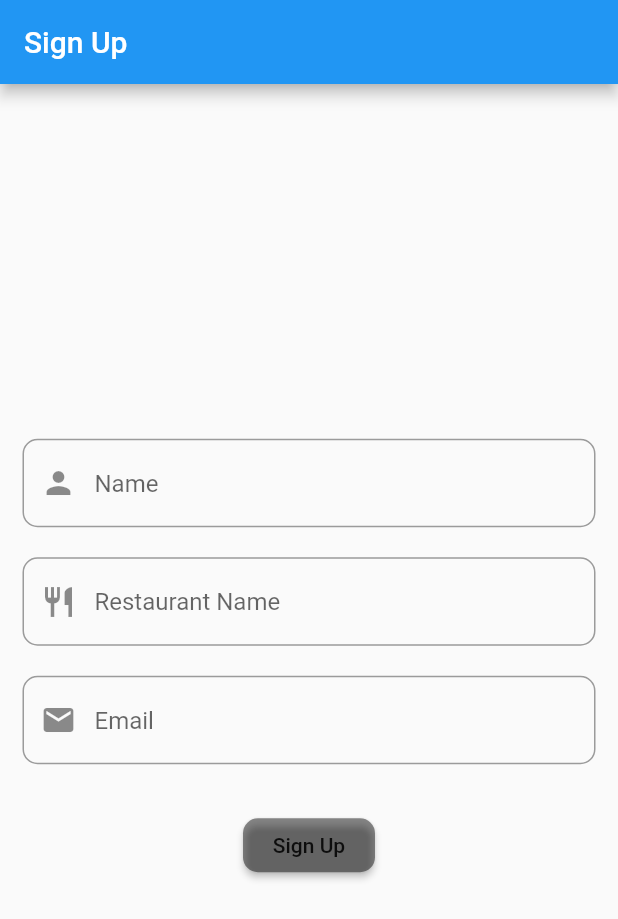
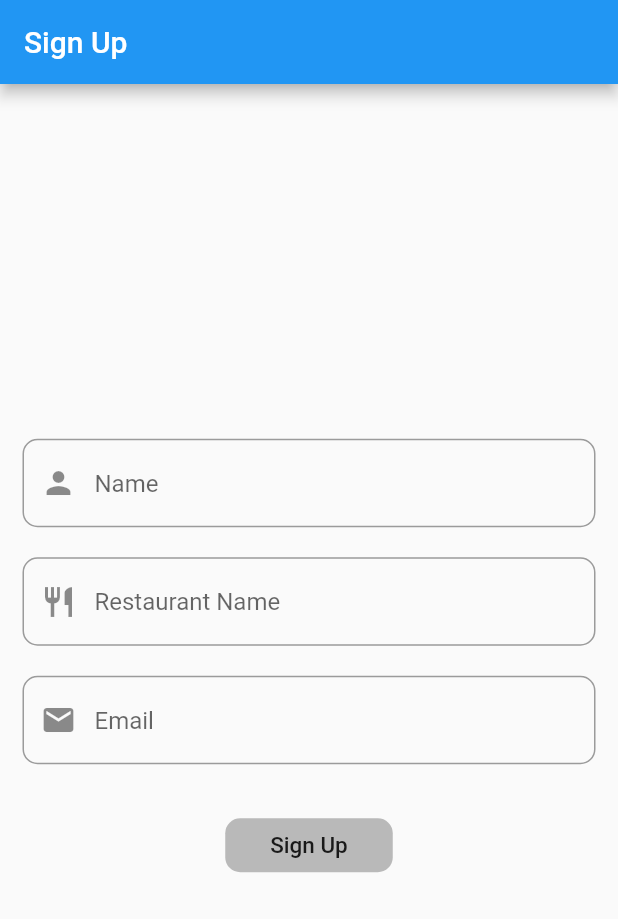
Before and after one commit to yash1200/Petals, a Flutter app: the SignUp screen opened directly, on a phone screen of 412 x 824 dp. Shown: the top 919 px of the screen. Run offline on Flutter 3.47's test engine with Material 2 defaults, Android fonts, the light colour scheme and no system bars; our stand-ins replace firebase_auth, font_awesome_flutter, permission_handler, qr_flutter; missing offline and left inert: qr_code_scanner; accounts and stored records are empty.

Commit message:
UI changes

```diff
--- /dev/null
+++ b/petal_bussiness/lib/Widgets/Constants.dart
@@ -0,0 +1,8 @@
+import 'package:flutter/material.dart';
+
+RoundedRectangleBorder roundedRectangleBorder = RoundedRectangleBorder(
+  borderRadius: BorderRadius.circular(10),
+);
+TextStyle buttonTextStyle = TextStyle(
+  fontSize: 15,
+);
--- /dev/null
+++ b/petal_bussiness/lib/Widgets/CustomFlatButton.dart
@@ -0,0 +1,24 @@
+import 'package:flutter/material.dart';
+
+import 'Constants.dart';
+
+class CustomFlatButton extends StatelessWidget {
+  final text;
+  final onTap;
+
+  CustomFlatButton({this.text, this.onTap});
+
+  @override
+  Widget build(BuildContext context) {
+    return FlatButton(
+      onPressed: onTap,
+      padding: EdgeInsets.fromLTRB(30, 0, 30, 0),
+      child: Text(
+        text,
+        style: buttonTextStyle,
+      ),
+      shape: roundedRectangleBorder,
+      color: Colors.black26,
+    );
+  }
+}
--- a/petal_bussiness/lib/views/EditInfo.dart
+++ b/petal_bussiness/lib/views/EditInfo.dart
@@ -42,6 +42,7 @@ class _EditInfoState extends State<EditInfo> {
           children: [
             TextFormField(
               controller: nameController,
+              textCapitalization: TextCapitalization.words,
               decoration: InputDecoration(
                 prefixIcon: Icon(Icons.person),
                 border: OutlineInputBorder(
@@ -58,6 +59,7 @@ class _EditInfoState extends State<EditInfo> {
             ),
             TextFormField(
               controller: resNameController,
+              textCapitalization: TextCapitalization.words,
               decoration: InputDecoration(
                 prefixIcon: Icon(Icons.restaurant),
                 border: OutlineInputBorder(
@@ -74,6 +76,7 @@ class _EditInfoState extends State<EditInfo> {
             ),
             TextFormField(
               controller: emailController,
+              keyboardType: TextInputType.emailAddress,
               decoration: InputDecoration(
                 prefixIcon: Icon(Icons.email),
                 border: OutlineInputBorder(
--- a/petal_bussiness/lib/views/login/SignUp.dart
+++ b/petal_bussiness/lib/views/login/SignUp.dart
@@ -2,6 +2,7 @@ import 'package:firebase_auth/firebase_auth.dart';
 import 'package:flutter/material.dart';
 import 'package:petal_bussiness/Api_calls/ApiCall.dart';
 import 'package:petal_bussiness/Model/Restaurant.dart';
+import 'package:petal_bussiness/Widgets/CustomFlatButton.dart';
 import 'package:petal_bussiness/views/HomePage.dart';
 
 class SignUp extends StatefulWidget {
@@ -95,8 +96,8 @@ class _SignUpState extends State<SignUp> {
                 SizedBox(
                   height: 30,
                 ),
-                RaisedButton(
-                  onPressed: () {
+                CustomFlatButton(
+                  onTap: () {
                     if (key.currentState.validate()) {
                       restaurant = Restaurant(
                         name: resNameController.text,
@@ -111,18 +112,14 @@ class _SignUpState extends State<SignUp> {
                           if (value) {
                             Navigator.pushReplacement(context,
                                 MaterialPageRoute(builder: (context) {
-                              return HomePage();
-                            }));
+                                  return HomePage();
+                                }));
                           }
                         },
                       );
                     }
                   },
-                  child: Text('Sign Up'),
-                  color: Colors.black45,
-                  shape: RoundedRectangleBorder(
-                    borderRadius: BorderRadius.circular(10),
-                  ),
+                  text: "Sign Up",
                 ),
               ],
             ),
```
Also changed, not shown: petal_bussiness/lib/views/EditMenu.dart (+28 -11 lines), petal_bussiness/lib/views/login/Confirm.dart (+5 -4 lines), petal_bussiness/lib/views/login/Login.dart (+4 -3 lines), 2 other files.
